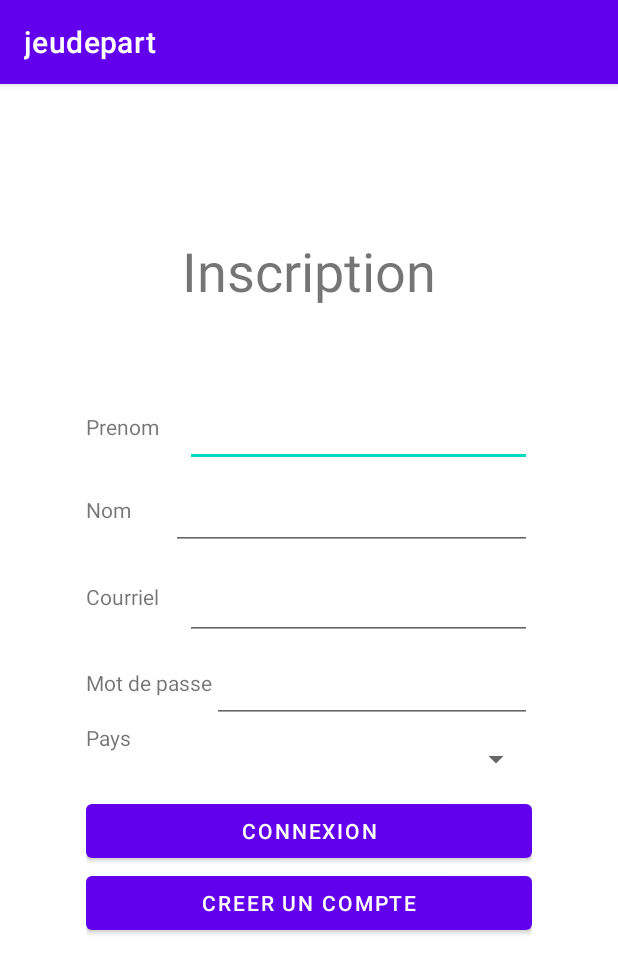
After one commit to elie987654321/TP3AppMobile, an Android app: the CreationActivity screen opened directly, with no data from a screen before it, on a phone screen of 412 x 824 dp. The commit adds this screen. Shown: the top 973 px of the screen. Run offline under Robolectric (Android 15) with nearby library versions, the phone set to English and light mode, and no system bars.

Commit message:
Creation de l'activite creation

```diff
--- a/tp3/app/src/main/AndroidManifest.xml
+++ b/tp3/app/src/main/AndroidManifest.xml
@@ -1,7 +1,7 @@
 <?xml version="1.0" encoding="utf-8"?>
 <manifest xmlns:android="http://schemas.android.com/apk/res/android"
     xmlns:tools="http://schemas.android.com/tools"
-    package="com.example.jeudepart">
+    package="com.example.jeudepart" >
 
     <application
         android:allowBackup="true"
@@ -12,10 +12,16 @@
         android:roundIcon="@mipmap/ic_launcher_round"
         android:supportsRtl="true"
         android:theme="@style/Theme.Jeudepart"
-        tools:targetApi="31">
+        tools:targetApi="31" >
         <activity
-            android:name=".MainActivity"
-            android:exported="true">
+            android:name=".CreationActivity"
+            android:exported="false" />
+        <activity
+            android:name=".JeuxActivity"
+            android:exported="false" />
+        <activity
+            android:name=".ConnexionActivity"
+            android:exported="true" >
             <intent-filter>
                 <action android:name="android.intent.action.MAIN" />
 
--- a/tp3/app/src/main/java/com/example/jeudepart/ConnexionActivity.java
+++ b/tp3/app/src/main/java/com/example/jeudepart/ConnexionActivity.java
@@ -1,5 +1,6 @@
 package com.example.jeudepart;
 
+import android.content.Intent;
 import android.os.Bundle;
 import android.text.Editable;
 import android.text.TextWatcher;
@@ -53,6 +54,12 @@ public class ConnexionActivity extends AppCompatActivity {
         return matcher.find();
     }
     public void connectionOnClick(View view) {
+        Intent intent = new Intent(ConnexionActivity.this, JeuxActivity.class);
+        startActivity(intent);
+    }
 
+    public void creationOnClick(View view){
+        Intent intent = new Intent(ConnexionActivity.this, CreationActivity.class);
+        startActivity(intent);
     }
 }
--- /dev/null
+++ b/tp3/app/src/main/java/com/example/jeudepart/CreationActivity.java
@@ -0,0 +1,13 @@
+package com.example.jeudepart;
+
+import androidx.appcompat.app.AppCompatActivity;
+import android.os.Bundle;
+
+public class CreationActivity extends AppCompatActivity {
+
+    @Override
+    protected void onCreate(Bundle savedInstanceState) {
+        super.onCreate(savedInstanceState);
+        setContentView(R.layout.activity_creation);
+    }
+}
--- a/tp3/app/src/main/java/com/example/jeudepart/MainActivity.java
+++ b/tp3/app/src/main/java/com/example/jeudepart/JeuxActivity.java
@@ -16,7 +16,7 @@ import java.text.DateFormat;
 import java.text.NumberFormat;
 import java.util.Date;
 
-public class MainActivity extends AppCompatActivity {
+public class JeuxActivity extends AppCompatActivity {
 
     private EditText txtNumber;
     private Button btnCompare;
--- a/tp3/app/src/main/res/layout/activity_conexion.xml
+++ b/tp3/app/src/main/res/layout/activity_conexion.xml
@@ -60,14 +60,14 @@
             android:orientation="horizontal">
 
             <TextView
-                android:id="@+id/textPassword"
+                android:id="@+id/textPrenom"
                 android:layout_width="wrap_content"
                 android:layout_height="wrap_content"
                 android:layout_weight="1"
                 android:text="@string/password" />
 
             <EditText
-                android:id="@+id/passwordEdit"
+                android:id="@+id/prenomEdit"
                 android:layout_width="wrap_content"
                 android:layout_height="55dp"
                 android:layout_weight="1"
@@ -83,6 +83,13 @@
             android:layout_height="wrap_content"
             android:onClick="connectionOnClick"
             android:text="@string/connection" />
+
+        <Button
+            android:id="@+id/buttonCreation"
+            android:layout_width="match_parent"
+            android:layout_height="wrap_content"
+            android:onClick="creationOnClick"
+            android:text="@string/creation" />
     </LinearLayout>
 
 </androidx.constraintlayout.widget.ConstraintLayout>
--- /dev/null
+++ b/tp3/app/src/main/res/layout/activity_creation.xml
@@ -0,0 +1,159 @@
+<?xml version="1.0" encoding="utf-8"?>
+<androidx.constraintlayout.widget.ConstraintLayout
+    xmlns:android="http://schemas.android.com/apk/res/android"
+    xmlns:tools="http://schemas.android.com/tools"
+    xmlns:app="http://schemas.android.com/apk/res-auto"
+    android:layout_width="match_parent"
+    android:layout_height="match_parent"
+    tools:context=".CreationActivity">
+
+  <TextView
+      android:id="@+id/title2"
+      android:layout_width="wrap_content"
+      android:layout_height="wrap_content"
+      android:layout_marginTop="80dp"
+      android:layout_marginBottom="32dp"
+      android:text="@string/inscription"
+      android:textAlignment="center"
+      android:textSize="36sp"
+      app:layout_constraintBottom_toTopOf="@+id/linearLayout"
+      app:layout_constraintEnd_toEndOf="parent"
+      app:layout_constraintHorizontal_bias="0.5"
+      app:layout_constraintStart_toStartOf="parent"
+      app:layout_constraintTop_toTopOf="parent" />
+
+  <LinearLayout
+      android:id="@+id/linearLayout"
+      android:layout_width="wrap_content"
+      android:layout_height="wrap_content"
+      android:layout_marginTop="200dp"
+      android:orientation="vertical"
+      app:layout_constraintEnd_toEndOf="parent"
+      app:layout_constraintStart_toStartOf="parent"
+      app:layout_constraintTop_toTopOf="parent">
+
+    <LinearLayout
+        android:layout_width="match_parent"
+        android:layout_height="match_parent"
+        android:orientation="horizontal">
+
+      <TextView
+          android:id="@+id/textPrenom"
+          android:layout_width="wrap_content"
+          android:layout_height="wrap_content"
+          android:layout_weight="1"
+          android:text="@string/prenom" />
+
+      <EditText
+          android:id="@+id/prenomEdit"
+          android:layout_width="wrap_content"
+          android:layout_height="55dp"
+          android:layout_weight="1"
+          android:ems="10"
+          android:importantForAutofill="no"
+          android:inputType="textPersonName" />
+
+    </LinearLayout>
+
+    <LinearLayout
+        android:layout_width="match_parent"
+        android:layout_height="match_parent"
+        android:orientation="horizontal">
+
+      <TextView
+          android:id="@+id/textNom"
+          android:layout_width="wrap_content"
+          android:layout_height="wrap_content"
+          android:layout_weight="1"
+          android:text="@string/nom" />
+
+      <EditText
+          android:id="@+id/nomEdit"
+          android:layout_width="wrap_content"
+          android:layout_height="55dp"
+          android:layout_weight="1"
+          android:ems="10"
+          android:importantForAutofill="no"
+          android:inputType="textPersonName" />
+
+    </LinearLayout>
+
+    <LinearLayout
+        android:layout_width="match_parent"
+        android:layout_height="match_parent"
+        android:orientation="horizontal">
+
+      <TextView
+          android:id="@+id/textEmail"
+          android:layout_width="wrap_content"
+          android:layout_height="wrap_content"
+          android:layout_weight="1"
+          android:text="@string/email" />
+
+      <EditText
+          android:id="@+id/emailEdit"
+          android:layout_width="wrap_content"
+          android:layout_height="60dp"
+          android:layout_weight="1"
+          android:ems="10"
+          android:importantForAutofill="no"
+          android:inputType="textEmailAddress" />
+
+    </LinearLayout>
+
+    <LinearLayout
+        android:layout_width="match_parent"
+        android:layout_height="wrap_content"
+        android:orientation="horizontal">
+
+      <TextView
+          android:id="@+id/textPassword"
+          android:layout_width="wrap_content"
+          android:layout_height="wrap_content"
+          android:layout_weight="1"
+          android:text="@string/password" />
+
+      <EditText
+          android:id="@+id/passwordEdit"
+          android:layout_width="wrap_content"
+          android:layout_height="55dp"
+          android:layout_weight="1"
+          android:ems="10"
+          android:importantForAutofill="no"
+          android:inputType="textPassword" />
+
+    </LinearLayout>
+
+    <LinearLayout
+        android:layout_width="match_parent"
+        android:layout_height="48dp"
+        android:orientation="horizontal">
+
+      <TextView
+          android:id="@+id/textPays"
+          android:layout_width="77dp"
+          android:layout_height="wrap_content"
+          android:layout_weight="1"
+          android:text="@string/pays" />
+
+      <Spinner
+          android:id="@+id/spinner"
+          android:layout_width="match_parent"
+          android:layout_height="match_parent"
+          android:layout_weight="1" />
+    </LinearLayout>
+
+    <Button
+        android:id="@+id/buttonConnection"
+        android:layout_width="match_parent"
+        android:layout_height="wrap_content"
+        android:text="@string/connection" />
+
+    <Button
+        android:id="@+id/buttonCreation"
+        android:layout_width="match_parent"
+        android:layout_height="wrap_content"
+        android:text="@string/creation" />
+  </LinearLayout>
+
+</androidx.constraintlayout.widget.ConstraintLayout>
--- a/tp3/app/src/main/res/layout/activity_main.xml
+++ b/tp3/app/src/main/res/layout/activity_main.xml
@@ -4,7 +4,7 @@
     android:layout_width="match_parent"
     android:layout_height="match_parent"
 
-    tools:context=".MainActivity">
+    tools:context=".JeuxActivity">
 
     <TextView
         android:id="@+id/textView"
--- a/tp3/app/src/main/res/values/strings.xml
+++ b/tp3/app/src/main/res/values/strings.xml
@@ -5,11 +5,16 @@
     <string name="strGreater"> Veuillez saisir une valeur supérieure.</string>
     <string name="strLower"> Veuillez saisir une valeur inférieure.</string>
     <string name="strCongratulations"> Toutes nos félicitations</string>
-    <string name="email">email</string>
-    <string name="password">password</string>
+    <string name="email">Courriel</string>
+    <string name="password">Mot de passe</string>
+    <string name="nom">Nom</string>
+    <string name="prenom">Prenom</string>
+    <string name="pays">Pays</string>
     <string name="strMessage"> Félicitations, vous gagnez aprés % d essais. Voulez-vous réessayer?</string>
     <string name="strYes">Oui</string>
     <string name="strNo">Non</string>
-    <string name="authentification">Veuillez vous authentifier(a changer)</string>
-    <string name="connection">Chaine connexion(a changer)</string>
+    <string name="authentification">Entrer vos identifiants</string>
+    <string name="inscription">Inscription</string>
+    <string name="connection">connexion</string>
+    <string name="creation">creer un compte</string>
 </resources>
```
